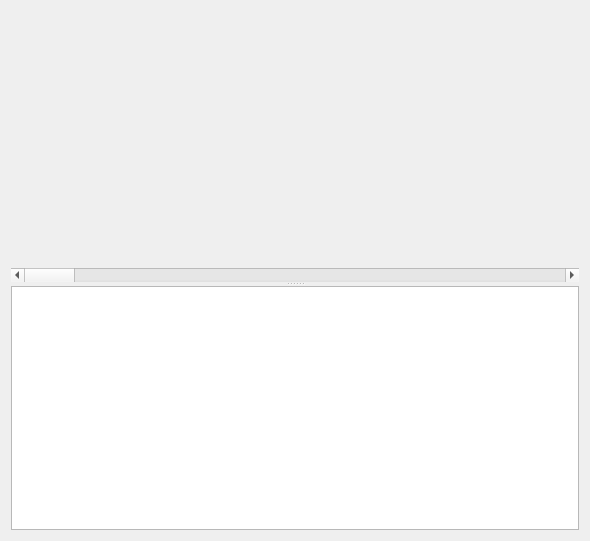
Qt form Azenqos/Linechart2.ui (meritechsolutions/azenqos_qgis_plugin) before a commit.
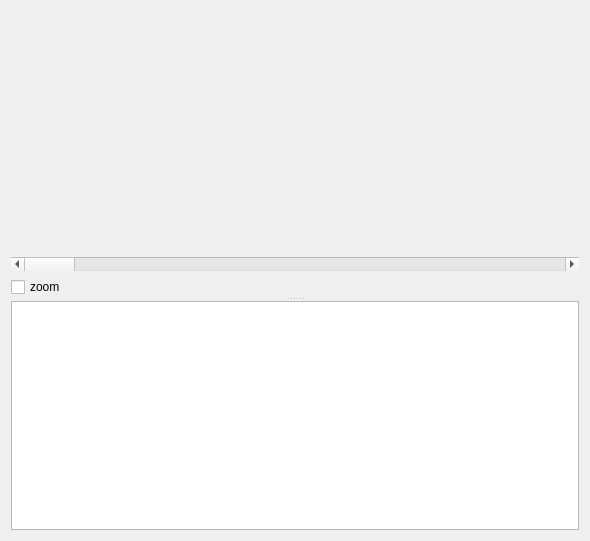
The same form after that commit.

Commit message: add zoom with check box

Patch:
```diff
--- a/Azenqos/Linechart2.ui
+++ b/Azenqos/Linechart2.ui
@@ -45,6 +45,13 @@
          </property>
         </widget>
        </item>
+       <item>
+        <widget class="QCheckBox" name="checkBox_2">
+         <property name="text">
+          <string>zoom</string>
+         </property>
+        </widget>
+       </item>
       </layout>
      </widget>
      <widget class="QTableView" name="tableView">
```
The commit also changes 1 other file.
